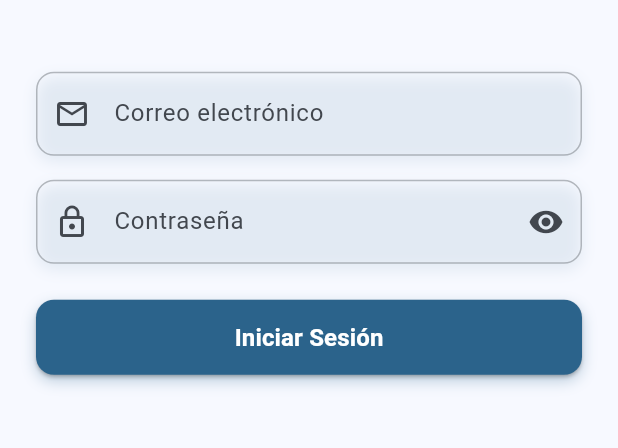
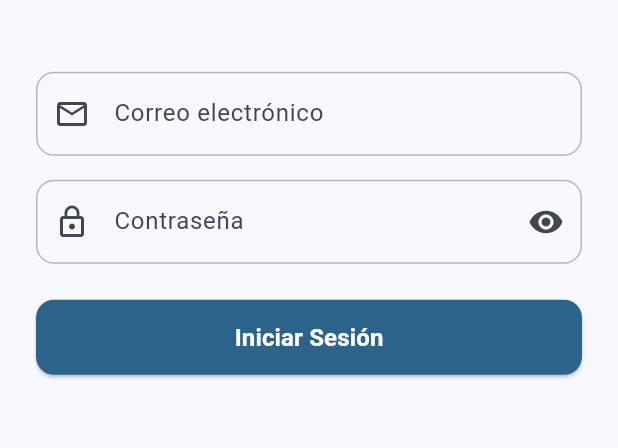
Before and after one commit to DetacoopFA2025/detagastos, a Flutter app: the screen it shows after launch, on a phone screen of 412 x 824 dp, the part 568-1016 px from its top. Run offline on Flutter 3.47's test engine with Material 3 defaults, Android fonts, the phone set to English and light mode, and no system bars; our stand-ins replace fl_chart, shared_preferences; accounts and stored records are empty.

Commit message:
:art: update logout icon

```diff
--- a/lib/screens/home_screen.dart
+++ b/lib/screens/home_screen.dart
@@ -39,7 +39,7 @@ class _HomeScreenState extends State<HomeScreen> {
         ),
         actions: [
           IconButton(
-            icon: const Icon(Icons.settings_outlined),
+            icon: const Icon(Icons.logout_rounded),
             onPressed: () {
               Navigator.pushNamed(context, '/login');
             },
--- a/lib/screens/login_screen.dart
+++ b/lib/screens/login_screen.dart
@@ -123,8 +123,8 @@ class _LoginScreenState extends State<LoginScreen>
                               borderRadius: BorderRadius.circular(12),
                               boxShadow: [
                                 BoxShadow(
-                                  color: theme.colorScheme.primary
-                                      .withOpacity(0.1),
+                                  color:
+                                      theme.colorScheme.primary.withOpacity(0),
                                   blurRadius: 8,
                                   offset: const Offset(0, 4),
                                 ),
@@ -168,8 +168,8 @@ class _LoginScreenState extends State<LoginScreen>
                               borderRadius: BorderRadius.circular(12),
                               boxShadow: [
                                 BoxShadow(
-                                  color: theme.colorScheme.primary
-                                      .withOpacity(0.1),
+                                  color:
+                                      theme.colorScheme.primary.withOpacity(0),
                                   blurRadius: 8,
                                   offset: const Offset(0, 4),
                                 ),
@@ -224,8 +224,8 @@ class _LoginScreenState extends State<LoginScreen>
                               borderRadius: BorderRadius.circular(12),
                               boxShadow: [
                                 BoxShadow(
-                                  color: theme.colorScheme.primary
-                                      .withOpacity(0.3),
+                                  color:
+                                      theme.colorScheme.primary.withOpacity(0),
                                   blurRadius: _isLoading ? 12 : 8,
                                   offset: const Offset(0, 4),
                                 ),
```
